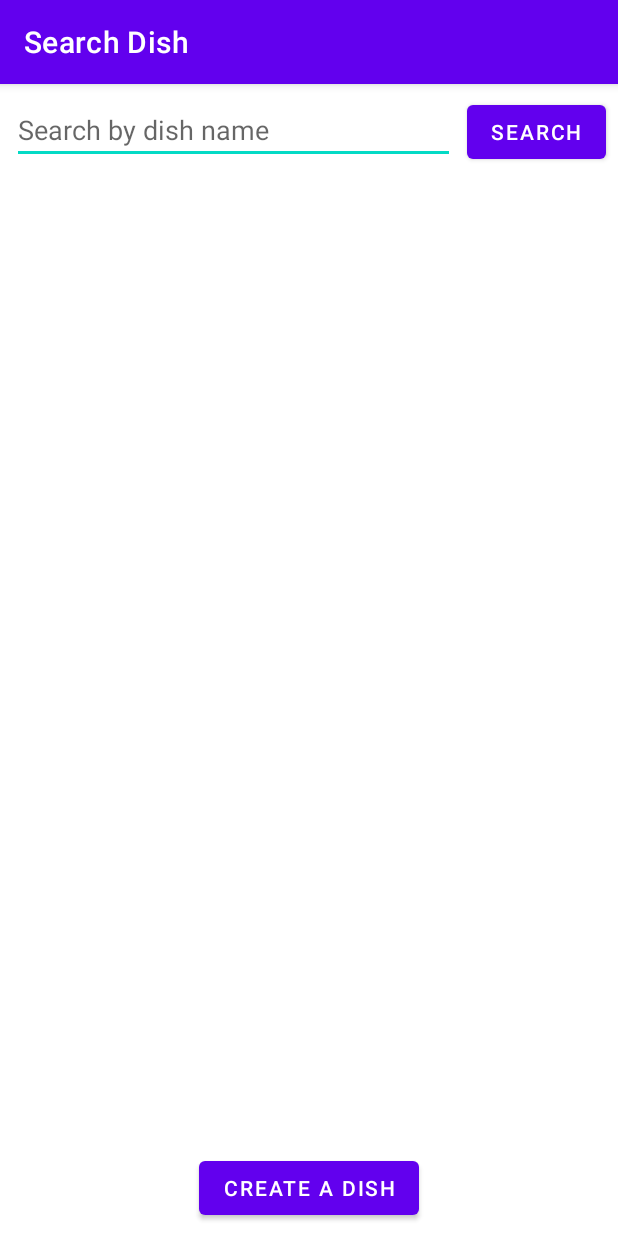
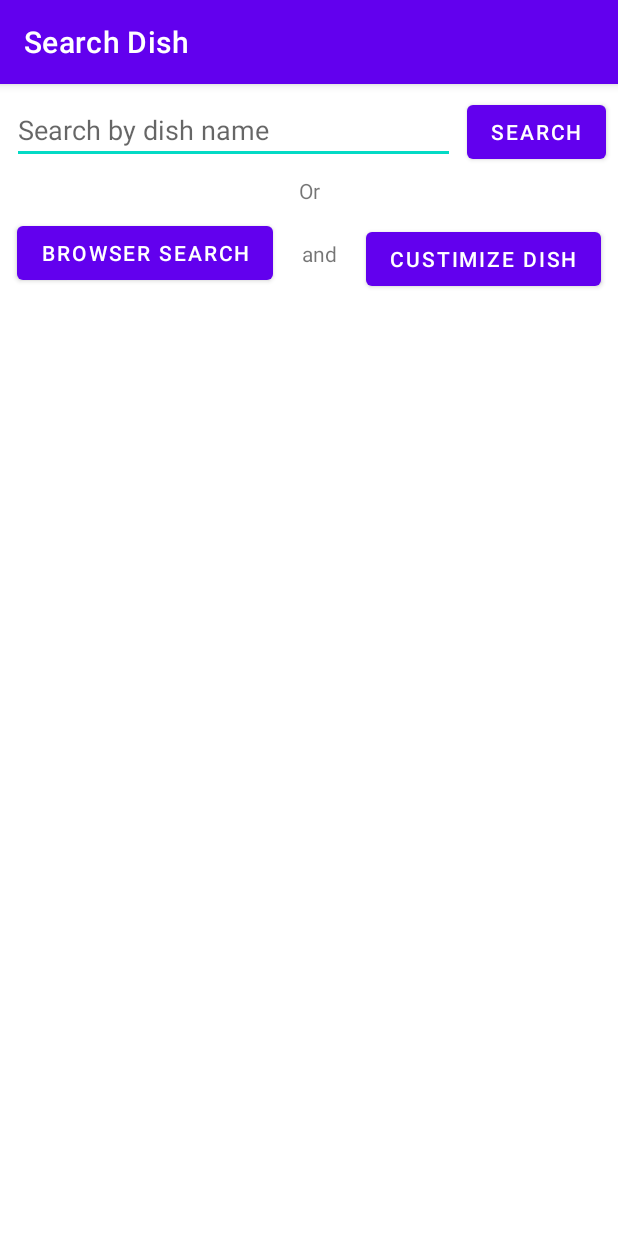
Before and after one commit to czhang83/comp371_meal_planner_final, an Android app: the SearchDishActivity screen opened directly, with no data from a screen before it, on a phone screen of 412 x 824 dp. Run offline under Robolectric (Android 15) with nearby library versions, the phone set to English and light mode, and no system bars; our stand-ins replace Picasso; libraries missing offline, so code that uses them is left out: com.loopj.android, cz.msebera.android; pictures from the network do not load.

Commit message:
Search in a browser through implicit intent

```diff
--- a/app/src/main/java/com/example/mealplanner/SearchDishActivity.java
+++ b/app/src/main/java/com/example/mealplanner/SearchDishActivity.java
@@ -1,5 +1,6 @@
 package com.example.mealplanner;
 
+import android.app.SearchManager;
 import android.content.Intent;
 import android.os.Bundle;
 import android.util.Log;
@@ -30,6 +31,7 @@ import cz.msebera.android.httpclient.Header;
 public class SearchDishActivity extends AppCompatActivity {
     private Button button_search;
     private Button button_add_customize;
+    private Button button_search_on_browser;
     private RecyclerView recyclerView_search_result;
     private EditText editText_search_dish;
 
@@ -41,6 +43,7 @@ public class SearchDishActivity extends AppCompatActivity {
         setContentView(R.layout.activity_search_dish);
         button_search = findViewById(R.id.button_search);
         button_add_customize = findViewById(R.id.button_add_customize);
+        button_search_on_browser = findViewById(R.id.button_search_on_browser);
         recyclerView_search_result = findViewById(R.id.recyclerView_search_result);
         editText_search_dish = findViewById(R.id.editText_search_dish);
 
@@ -58,6 +61,15 @@ public class SearchDishActivity extends AppCompatActivity {
             @Override
             public void onClick(View view) {
                 Intent intent = new Intent(SearchDishActivity.this, AddDishActivity.class);
+                startActivity(intent);
+            }
+        });
+
+        button_search_on_browser.setOnClickListener(new View.OnClickListener() {
+            @Override
+            public void onClick(View view) { // google search using user input
+                Intent intent = new Intent(Intent.ACTION_WEB_SEARCH);
+                intent.putExtra(SearchManager.QUERY, editText_search_dish.getText().toString());
                 startActivity(intent);
             }
         });
--- a/app/src/main/res/layout/activity_search_dish.xml
+++ b/app/src/main/res/layout/activity_search_dish.xml
@@ -26,22 +26,24 @@
         android:layout_marginTop="8dp"
         android:layout_marginEnd="8dp"
         android:layout_marginBottom="8dp"
-        app:layout_constraintBottom_toTopOf="@+id/button_add_customize"
+        app:layout_constraintBottom_toBottomOf="parent"
         app:layout_constraintEnd_toEndOf="parent"
+        app:layout_constraintHorizontal_bias="0.0"
         app:layout_constraintStart_toStartOf="parent"
-        app:layout_constraintTop_toBottomOf="@+id/editText_search_dish" />
+        app:layout_constraintTop_toBottomOf="@+id/button_search_on_browser" />
 
     <Button
         android:id="@+id/button_add_customize"
         android:layout_width="wrap_content"
         android:layout_height="wrap_content"
         android:layout_marginStart="8dp"
+        android:layout_marginTop="8dp"
         android:layout_marginEnd="8dp"
-        android:layout_marginBottom="8dp"
         android:text="@string/button_add_customize"
-        app:layout_constraintBottom_toBottomOf="parent"
+        app:layout_constraintBottom_toTopOf="@+id/recyclerView_search_result"
         app:layout_constraintEnd_toEndOf="parent"
-        app:layout_constraintStart_toStartOf="parent" />
+        app:layout_constraintStart_toEndOf="@+id/textView_and"
+        app:layout_constraintTop_toBottomOf="@+id/textView_or" />
 
     <Button
         android:id="@+id/button_search"
@@ -53,4 +55,44 @@
         app:layout_constraintEnd_toEndOf="parent"
         app:layout_constraintTop_toTopOf="parent" />
 
+    <TextView
+        android:id="@+id/textView_or"
+        android:layout_width="wrap_content"
+        android:layout_height="wrap_content"
+        android:layout_marginStart="8dp"
+        android:layout_marginTop="8dp"
+        android:layout_marginEnd="8dp"
+        android:text="@string/or"
+        app:layout_constraintEnd_toEndOf="parent"
+        app:layout_constraintStart_toStartOf="parent"
+        app:layout_constraintTop_toBottomOf="@+id/editText_search_dish" />
+
+    <TextView
+        android:id="@+id/textView_and"
+        android:layout_width="wrap_content"
+        android:layout_height="wrap_content"
+        android:layout_marginStart="8dp"
+        android:layout_marginTop="8dp"
+        android:layout_marginEnd="8dp"
+        android:layout_marginBottom="8dp"
+        android:text="@string/and"
+        app:layout_constraintBottom_toTopOf="@+id/recyclerView_search_result"
+        app:layout_constraintEnd_toStartOf="@+id/button_add_customize"
+        app:layout_constraintHorizontal_bias="0.326"
+        app:layout_constraintStart_toEndOf="@+id/button_search_on_browser"
+        app:layout_constraintTop_toBottomOf="@+id/textView_or" />
+
+    <Button
+        android:id="@+id/button_search_on_browser"
+        android:layout_width="wrap_content"
+        android:layout_height="wrap_content"
+        android:layout_marginStart="8dp"
+        android:layout_marginTop="8dp"
+        android:layout_marginEnd="8dp"
+        android:text="@string/button_search_on_browser"
+        app:layout_constraintBottom_toTopOf="@+id/recyclerView_search_result"
+        app:layout_constraintEnd_toStartOf="@+id/textView_and"
+        app:layout_constraintStart_toStartOf="parent"
+        app:layout_constraintTop_toBottomOf="@+id/textView_or" />
+
 </androidx.constraintlayout.widget.ConstraintLayout>
--- a/app/src/main/res/values/strings.xml
+++ b/app/src/main/res/values/strings.xml
@@ -21,7 +21,8 @@
     <string name="search_hint">Search by dish name</string>
     <string name="api_fail">API request failed</string>
 
-    <string name="button_add_customize">Create a dish</string>
+    <string name="button_add_customize">Custimize dish</string>
+    <string name="button_search_on_browser">Browser Search</string>
     <string name="button_search">Search</string>
     <string name="button_delete">Delete</string>
     <string name="button_edit">Edit</string>
@@ -34,6 +35,8 @@
     <string name="meal">Meal: </string>
     <string name="ingredient_exist">Ingredient In Pantry</string>
     <string name="ingredient_not_exist">Ingredient Not In Pantry</string>
+    <string name="or">Or</string>
+    <string name="and">and</string>
 
 
     <string name="vegetable">Vegetable</string>
```
Also changed, not shown: 1 other file.
